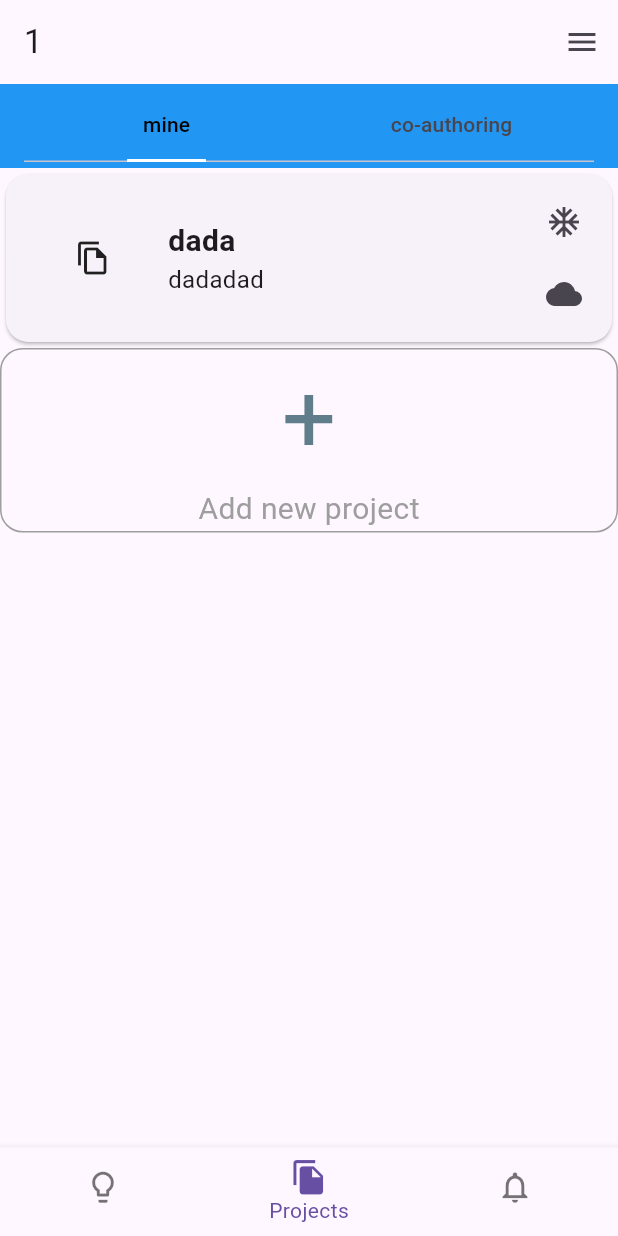
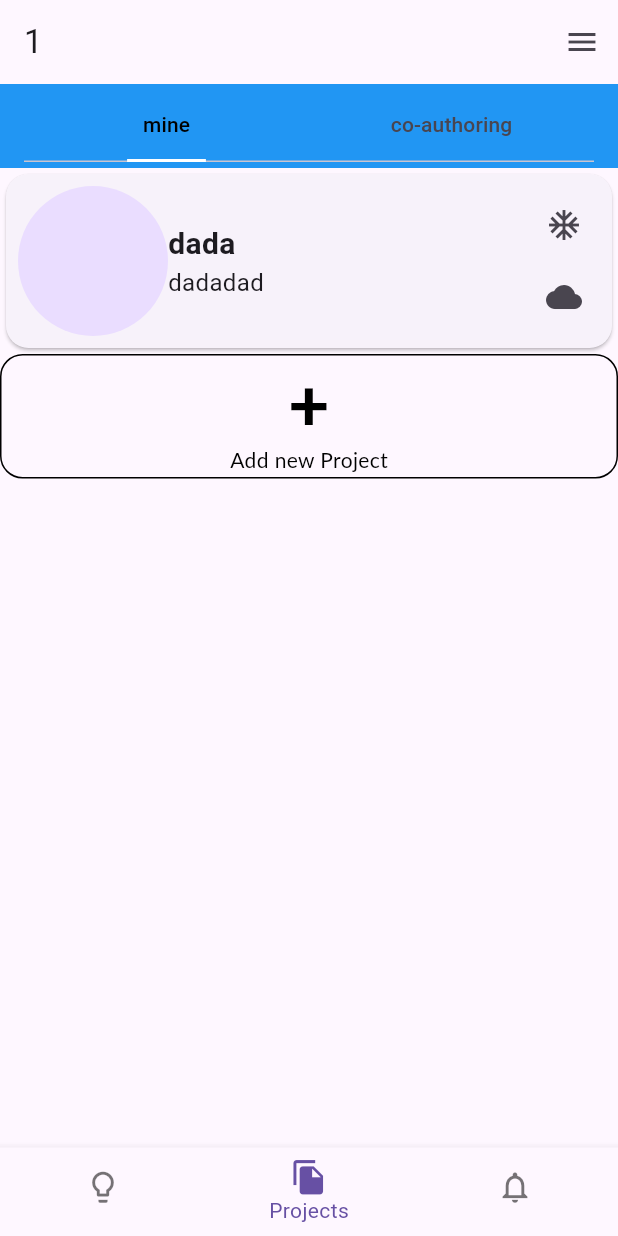
Before and after one commit to gatekeep06/story_flakes, a Flutter app: the screen it shows after launch, on a phone screen of 412 x 824 dp. Run offline on Flutter 3.47's test engine with Material 3 defaults, Android fonts, the phone set to English and light mode, and no system bars; our stand-ins replace firebase_core, image_picker; accounts and stored records are empty; Roboto replaces fonts that are missing (Lato).

Commit message:
project editing page & some improvements

```diff
--- a/lib/data/project.dart
+++ b/lib/data/project.dart
@@ -1,33 +1,23 @@
 import 'dart:io';
 
 import 'package:flutter/material.dart';
+import 'package:image_picker/image_picker.dart';
 import 'package:story_flakes/data/project_element.dart';
 
 class Project {
   String name;
   String description;
-  Widget? _icon;
+  File? image;
   final Map<String, Widget> snowflakeBranches = {
     "Timeline": const Icon(Icons.timeline, size: 40),
     "Characters": const Icon(Icons.person, size: 40),
     "World": const Icon(Icons.home_work_outlined, size: 40)
   };
   Map<String, List<ProjectElement>> projectElements = {
-    "Timeline": [ProjectElement(name: "name", tags: ["123", "123", "123"])],
+    "Timeline": [],
     "Characters": [],
     "World": []
   };
 
-  Project(Widget? icon, {required this.name, required this.description}) {
-    _icon = icon;
-  }
-
-  Widget getIcon() {
-    if (_icon == null) {
-      return const Icon(Icons.file_copy_outlined);
-    }
-    else {
-      return _icon!;
-    }
-  }
+  Project({this.name = "", this.description = "", this.image});
 }
--- a/lib/data/project_element.dart
+++ b/lib/data/project_element.dart
@@ -5,23 +5,17 @@ import 'package:image_picker/image_picker.dart';
 import 'package:story_flakes/data/element_field.dart';
 
 class ProjectElement {
-  String name = "";
+  String name;
   File? image;
   List<ElementField> fieldList = [];
   Map<int, String> connectionMap = {};
-  List<String> tags = [];
+  List<String>? tags;
 
-  ProjectElement({String? name, this.image, List<String>? tags}) {
-    if (name != null) {
-      this.name = name;
-    }
-    if (tags != null) {
-      this.tags = tags;
-    }
-  }
+  ProjectElement({this.name = "", this.image, this.tags});
 
   String getTagString() {
-    Iterator iterator = tags.iterator;
+    if (tags != null) {
+      Iterator iterator = tags!.iterator;
       StringBuffer string = StringBuffer();
       while (true) {
         if (iterator.moveNext()) {
@@ -33,13 +27,6 @@ class ProjectElement {
         }
       }
     }
-
-  Future changeImage(State state) async {
-    final pickedFile = await ImagePicker().pickImage(source: ImageSource.gallery);
-    if (pickedFile != null) {
-      state.setState(() {
-        image = File(pickedFile.path);
-      });
+    return "";
   }
 }
-}
--- /dev/null
+++ b/lib/data/project_list.dart
@@ -0,0 +1,12 @@
+import 'package:story_flakes/data/project.dart';
+
+class ProjectList {
+  static final ProjectList _projectList = ProjectList._internal();
+  List<Project> list = [Project(name: "dada", description: "dadadad")];
+
+  factory ProjectList() {
+    return _projectList;
+  }
+
+  ProjectList._internal();
+}
--- a/lib/data/project_map.dart
+++ /dev/null
@@ -1,36 +0,0 @@
-import 'package:story_flakes/data/project.dart';
-
-class ProjectMap {
-  static final ProjectMap _projectMap = ProjectMap._internal();
-  Map<int, Project> _map = {0: Project(null, name: "dada", description: "dadadad")};
-
-  factory ProjectMap() {
-    return _projectMap;
-  }
-
-  ProjectMap._internal();
-
-  Map<int, Project> getMap() {
-    return _map;
-  }
-
-  bool addToMap(int id, Project project) {
-    if (_map.containsKey(id)) {
-      return false;
-    }
-    else {
-      _map[id] = project;
-      return true;
-    }
-  }
-
-  bool removeFromMap(int id) {
-    if (!_map.containsKey(id)) {
-      return false;
-    }
-    else {
-      _map.remove(id);
-      return true;
-    }
-  }
-}
--- a/lib/project_branch_page.dart
+++ b/lib/project_branch_page.dart
@@ -1,6 +1,6 @@
 import 'package:flutter/material.dart';
 import 'package:story_flakes/data/project_element.dart';
-import 'package:story_flakes/editing_pages/project_element_editing_page.dart';
+import 'package:story_flakes/editing_pages/element_editing_page.dart';
 import 'package:story_flakes/project_element_page.dart';
 
 import 'data/project.dart';
--- a/lib/projects.dart
+++ b/lib/projects.dart
@@ -1,6 +1,7 @@
 import 'package:flutter/material.dart';
 import 'package:story_flakes/data/project.dart';
-import 'package:story_flakes/data/project_map.dart';
+import 'package:story_flakes/data/project_list.dart';
+import 'package:story_flakes/editing_pages/project_editing_page.dart';
 import 'package:story_flakes/project_home_page.dart';
 
 class Projects extends StatefulWidget {
@@ -12,12 +13,12 @@ class Projects extends StatefulWidget {
 
 class _ProjectsState extends State<Projects> with SingleTickerProviderStateMixin {
   late TabController _tabController;
-  late ProjectMap _projectMap;
+  late ProjectList _projectList;
 
   @override
   void initState() {
     super.initState();
-    _projectMap = ProjectMap();
+    _projectList = ProjectList();
     _tabController = TabController(length: 2, vsync: this);
   }
 
@@ -51,33 +52,15 @@ class _ProjectsState extends State<Projects> with SingleTickerProviderStateMixin
       body: TabBarView(
           controller: _tabController,
           children: [
+            SingleChildScrollView(
+              child: Column(
+                  children: [
                     ListView.builder(
-              itemCount: _projectMap.getMap().length + 1,
+                      physics: const NeverScrollableScrollPhysics(),
+                      shrinkWrap: true,
+                      itemCount: _projectList.list.length,
                       itemBuilder: (BuildContext context, int index) {
-                if (index == _projectMap.getMap().length) {
-                  return GestureDetector(
-                    onTap: () {
-                      print("object");
-                    },
-                    child: Container(
-                      decoration: BoxDecoration(
-                        border: Border.all(
-                          style: BorderStyle.solid,
-                          color: Colors.grey
-                        ),
-                        borderRadius: BorderRadius.circular(15.0)
-                      ),
-                      alignment: Alignment.center,
-                      child: const Column(
-                        children: [
-                          Text("+", style: TextStyle(color: Colors.blueGrey, fontSize: 64)),
-                          Text("Add new project", style: TextStyle(color: Colors.grey, fontSize: 20))
-                        ],
-                      ),
-                    ),
-                  );
-                }
-                Project project = _projectMap.getMap()[index]!;
+                        Project project = _projectList.list[index];
                         return GestureDetector(
                           onTap: () {
                             Navigator.push(context, MaterialPageRoute(builder: (context) => ProjectHomePage(project: project)));
@@ -90,9 +73,9 @@ class _ProjectsState extends State<Projects> with SingleTickerProviderStateMixin
                               padding: const EdgeInsets.all(8.0),
                               child: Row(
                                 children: [
-                          SizedBox(
-                            width: 100.0,
-                            child: project.getIcon(),
+                                  CircleAvatar(
+                                    radius: 50,
+                                    backgroundImage: project.image != null ? FileImage(project.image!) : null,
                                   ),
                                   Expanded(
                                     child: Column(
@@ -135,6 +118,64 @@ class _ProjectsState extends State<Projects> with SingleTickerProviderStateMixin
                         );
                       },
                     ),
+                    GestureDetector(
+                        onTap: () {
+                          Project newProject = Project();
+                          Navigator.push(context, MaterialPageRoute(builder: (context) => ProjectEditingPage(project: newProject)))
+                              .then((value) {
+                                if (value) {
+                                  setState(() {
+                                    _projectList.list.add(newProject);
+                                  });
+                                }
+                          });
+                        },
+                        child: Row(
+                          children: [
+                            Expanded(
+                              child: Container(
+                                padding: const EdgeInsets.symmetric(vertical: 3),
+                                decoration: ShapeDecoration(
+                                  shape: RoundedRectangleBorder(
+                                    side: const BorderSide(width: 1),
+                                    borderRadius: BorderRadius.circular(15),
+                                  ),
+                                ),
+                                child: const Column(
+                                  mainAxisSize: MainAxisSize.min,
+                                  mainAxisAlignment: MainAxisAlignment.center,
+                                  crossAxisAlignment: CrossAxisAlignment.center,
+                                  children: [
+                                    Text(
+                                      '+',
+                                      style: TextStyle(
+                                        color: Colors.black,
+                                        fontSize: 48,
+                                        fontFamily: 'Lato',
+                                        fontWeight: FontWeight.w800,
+                                        height: 0,
+                                      ),
+                                    ),
+                                    Text(
+                                      'Add new Project',
+                                      style: TextStyle(
+                                        color: Colors.black,
+                                        fontSize: 14,
+                                        fontFamily: 'Lato',
+                                        fontWeight: FontWeight.w400,
+                                        height: 0,
+                                      ),
+                                    ),
+                                  ],
+                                ),
+                              ),
+                            )
+                          ],
+                        )
+                    )
+                  ]
+              ),
+            ),
             Center(
               child: Text('Tab 2'),
             ),
```
Also changed, not shown: lib/editing_pages/element_editing_page.dart (added, +108 -0 lines), lib/editing_pages/field_editing_page.dart (+9 -13 lines), lib/editing_pages/project_editing_page.dart (renamed from lib/editing_pages/project_element_editing_page.dart, +45 -17 lines), lib/project_element_page.dart (+52 -22 lines). Lines whose indentation alone changed are shown as unchanged.
